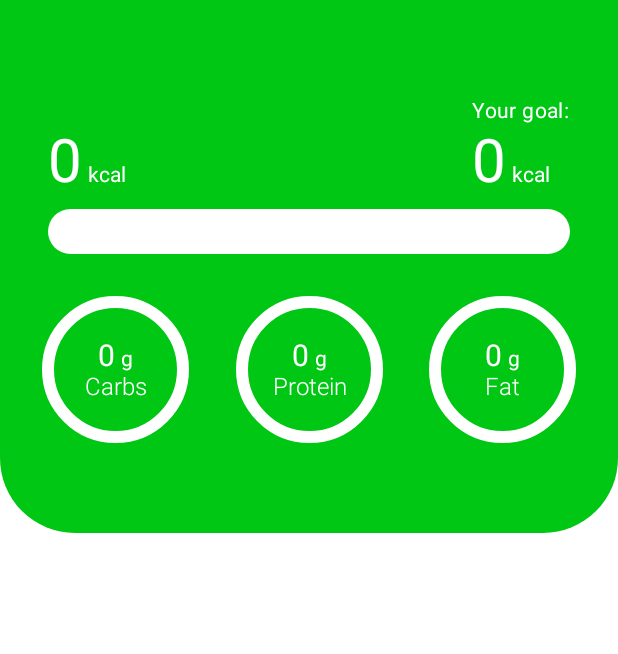
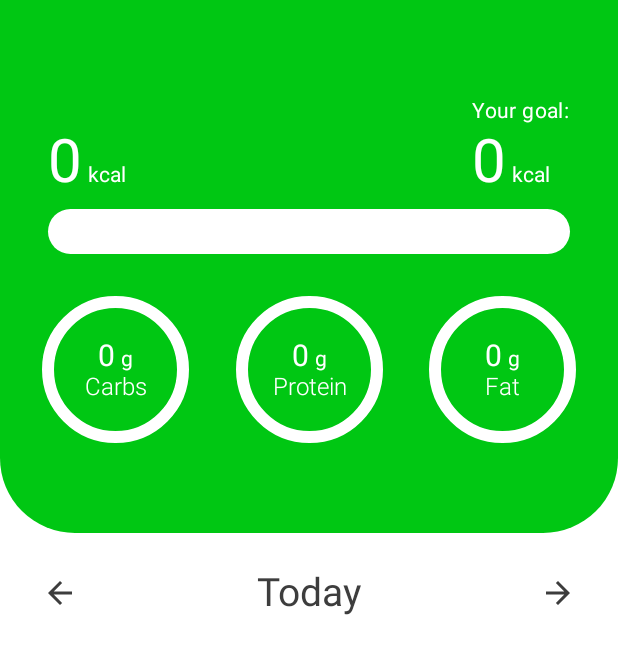
Before and after one commit to ivancity/DemoCalorieTracker, an Android app built with Jetpack Compose: the TrackerOverviewScreen screen opened through its navigation route, on a phone screen of 412 x 824 dp. Shown: the top 654 px of the screen. Run offline under Robolectric (Android 15) with nearby library versions, the phone set to English and light mode, and no system bars; our stand-ins replace Dagger/Hilt's generated code, Room's generated code.

Commit message:
Creating a DaySelector custom component, and adding this component in the TrackerOverviewScreen.

```diff
--- a/tracker/tracker_presentation/src/main/java/com/ivan/m/tracker_presentation/tracker_overview/TrackerOverviewScreen.kt
+++ b/tracker/tracker_presentation/src/main/java/com/ivan/m/tracker_presentation/tracker_overview/TrackerOverviewScreen.kt
@@ -1,7 +1,6 @@
 package com.ivan.m.tracker_presentation.tracker_overview
 
-import androidx.compose.foundation.layout.fillMaxSize
-import androidx.compose.foundation.layout.padding
+import androidx.compose.foundation.layout.*
 import androidx.compose.foundation.lazy.LazyColumn
 import androidx.compose.runtime.Composable
 import androidx.compose.ui.Modifier
@@ -9,6 +8,7 @@ import androidx.compose.ui.platform.LocalContext
 import androidx.hilt.navigation.compose.hiltViewModel
 import com.ivan.m.core.util.UiEvent
 import com.ivan.m.core_ui.LocalSpacing
+import com.ivan.m.tracker_presentation.tracker_overview.components.DaySelector
 import com.ivan.m.tracker_presentation.tracker_overview.components.NutrientsHeader
 
 @Composable
@@ -28,6 +28,20 @@ fun TrackerOverviewScreen(
         // header for the screen
         item {
             NutrientsHeader(state = state)
+            Spacer(modifier = Modifier.height(spacing.spaceMedium))
+            DaySelector(
+                date = state.date,
+                onPreviousDayClick = {
+                    viewModel.onEvent(TrackerOverviewEvent.OnPreviousDateClick)
+                },
+                onNextDayClick = {
+                    viewModel.onEvent(TrackerOverviewEvent.OnNextDayClick)
+                },
+                modifier = Modifier
+                    .fillMaxWidth()
+                    .padding(horizontal = spacing.spaceMedium)
+            )
+            Spacer(modifier = Modifier.height(spacing.spaceMedium))
         }
         // body for the screen
     }
--- /dev/null
+++ b/tracker/tracker_presentation/src/main/java/com/ivan/m/tracker_presentation/tracker_overview/components/DaySelector.kt
@@ -0,0 +1,48 @@
+package com.ivan.m.tracker_presentation.tracker_overview.components
+
+import androidx.compose.foundation.layout.Arrangement
+import androidx.compose.foundation.layout.Row
+import androidx.compose.material.Icon
+import androidx.compose.material.IconButton
+import androidx.compose.material.MaterialTheme
+import androidx.compose.material.Text
+import androidx.compose.material.icons.Icons
+import androidx.compose.material.icons.filled.ArrowBack
+import androidx.compose.material.icons.filled.ArrowForward
+import androidx.compose.runtime.Composable
+import androidx.compose.ui.Alignment
+import androidx.compose.ui.Modifier
+import androidx.compose.ui.res.stringResource
+import com.ivan.m.core.R
+import java.time.LocalDate
+
+@Composable
+fun DaySelector(
+    date: LocalDate,
+    onPreviousDayClick: () -> Unit,
+    onNextDayClick: () -> Unit,
+    modifier: Modifier = Modifier
+) {
+    Row(
+        modifier = modifier,
+        horizontalArrangement = Arrangement.SpaceBetween,
+        verticalAlignment = Alignment.CenterVertically
+    ) {
+        IconButton(onClick = onPreviousDayClick) {
+            Icon(
+                imageVector = Icons.Default.ArrowBack,
+                contentDescription = stringResource(id = R.string.previous_day)
+            )
+        }
+        Text(
+            text = parseDateText(date = date),
+            style = MaterialTheme.typography.h2
+        )
+        IconButton(onClick = onNextDayClick) {
+            Icon(
+                imageVector = Icons.Default.ArrowForward,
+                contentDescription = stringResource(id = R.string.next_day)
+            )
+        }
+    }
+}
--- /dev/null
+++ b/tracker/tracker_presentation/src/main/java/com/ivan/m/tracker_presentation/tracker_overview/components/parseDateText.kt
@@ -0,0 +1,20 @@
+package com.ivan.m.tracker_presentation.tracker_overview.components
+
+import com.ivan.m.core.R
+
+import androidx.compose.runtime.Composable
+import androidx.compose.ui.res.stringResource
+import java.time.LocalDate
+import java.time.format.DateTimeFormatter
+
+@Composable
+fun parseDateText(date: LocalDate): String {
+    val today = LocalDate.now()
+    return when(date) {
+        today -> stringResource(id = R.string.today)
+        today.minusDays(1) -> stringResource(id = R.string.yesterday)
+        today.plusDays(1) -> stringResource(id = R.string.tomorrow)
+        // day and full month name. Ex: 12 January
+        else -> DateTimeFormatter.ofPattern("dd LLLL").format(date)
+    }
+}
```
